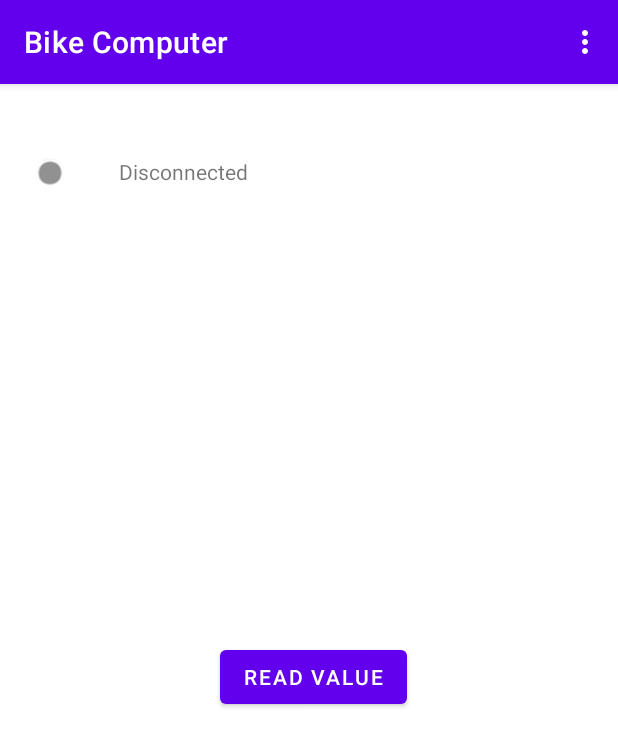
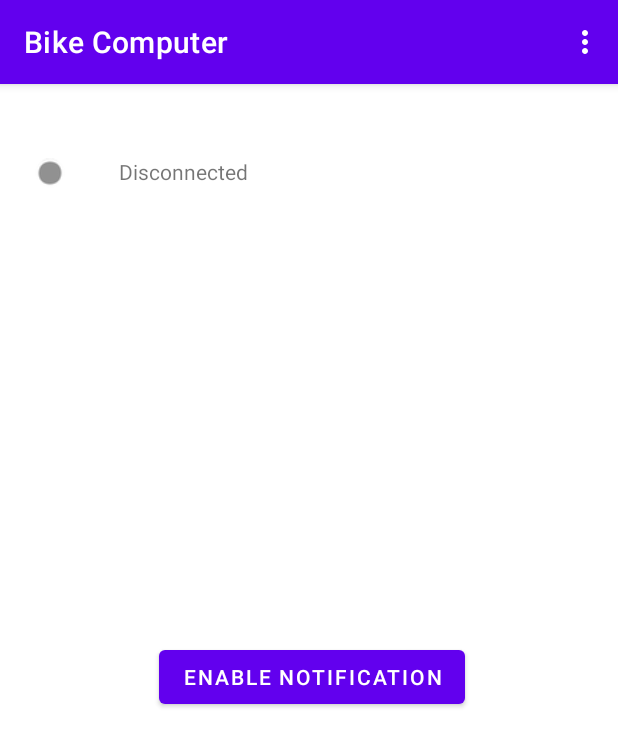
Before and after one commit to AlexeiTrofimov/Bike-Computer-App, an Android app: the screen it shows after launch (MainActivity), on a phone screen of 412 x 824 dp. Shown: the top 747 px of the screen. Run offline under Robolectric (Android 15) with nearby library versions, the phone set to English and light mode, and no system bars.

Commit message:
Changed data to be sent using notifications

```diff
--- a/app/src/main/java/com/example/bikecomputer/MainActivity.kt
+++ b/app/src/main/java/com/example/bikecomputer/MainActivity.kt
@@ -182,7 +182,7 @@ class MainActivity : AppCompatActivity() {
         setContentView(R.layout.activity_main)
 
         findViewById<Button>(R.id.testBtn).setOnClickListener {
-            connectionManager.receiveData()
+            connectionManager.enableNotifications()
             findViewById<TextView>(R.id.returnText).text = returned
         }
     }
--- a/app/src/main/res/values/strings.xml
+++ b/app/src/main/res/values/strings.xml
@@ -1,7 +1,7 @@
 <resources>
     <string name="app_name">Bike Computer</string>
     <string name="start_scan">Start Scan</string>
-    <string name="test">Read Value</string>
+    <string name="test">Enable Notification</string>
     <string name="connection_state">Disconnected</string>
     <string name="connection_indicator">connection indicator</string>
 </resources>
```
Also changed, not shown: app/src/main/java/com/example/bikecomputer/ConnectionManager.kt (+10 -3 lines).
